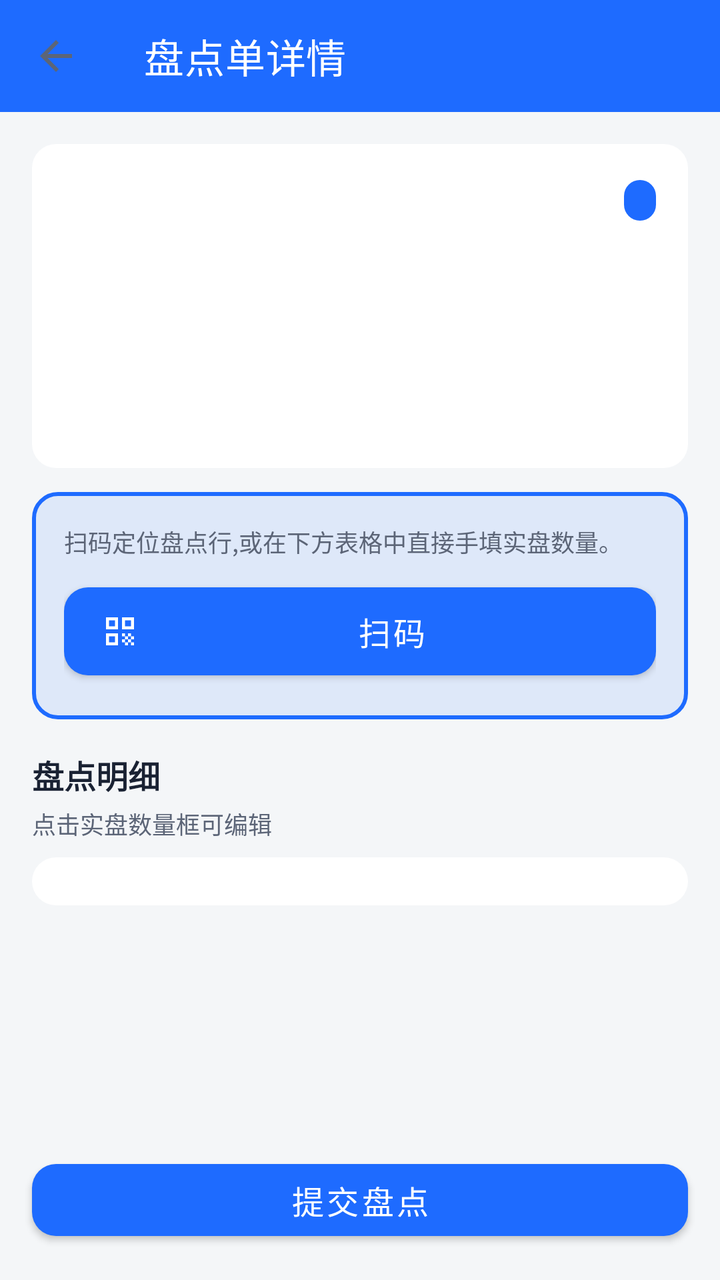
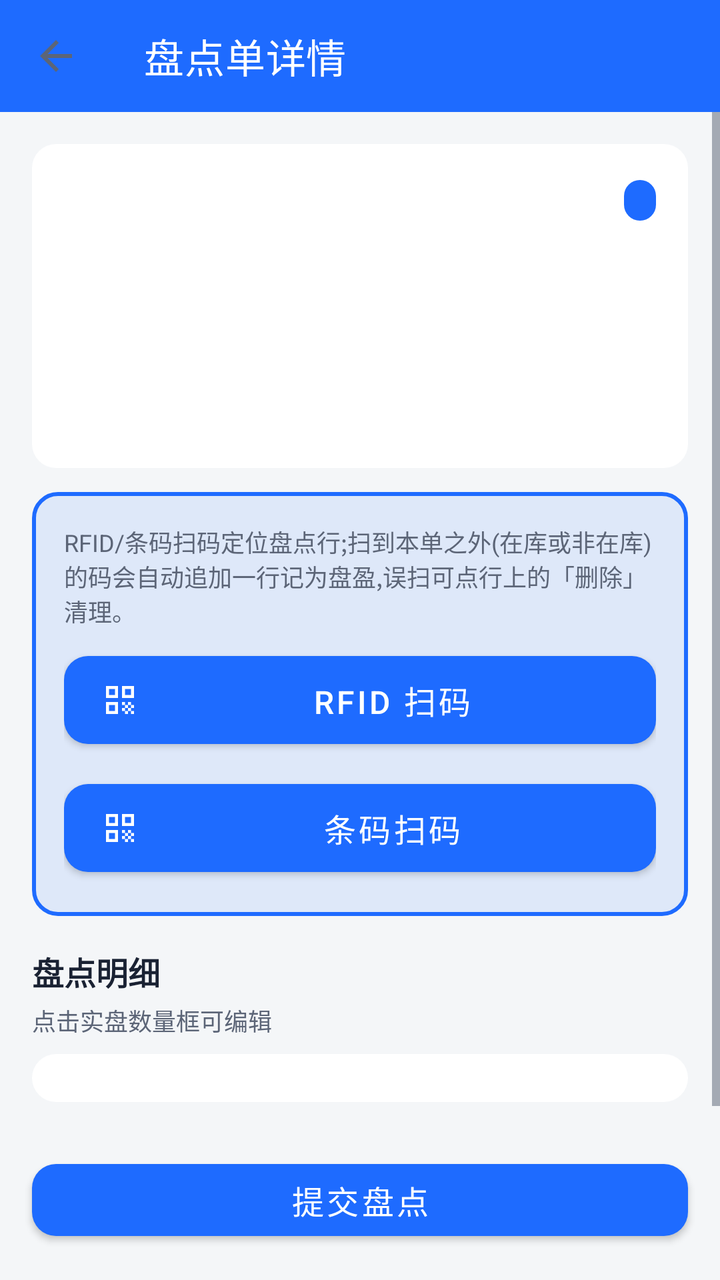

The first picture is an Android layout as it rendered before a commit; the second is the same layout after the commit. The layout source and the unified diff follow.
<!-- AndroidManifest.xml: application theme Theme.SimpleWmsPda -->
<!-- res/layout/activity_stocktake_detail.xml -->
<?xml version="1.0" encoding="utf-8"?>
<LinearLayout xmlns:android="http://schemas.android.com/apk/res/android"
    xmlns:app="http://schemas.android.com/apk/res-auto"
    android:layout_width="match_parent"
    android:layout_height="match_parent"
    android:orientation="vertical"
    android:background="@color/bg_page">

    <com.google.android.material.appbar.MaterialToolbar
        android:id="@+id/toolbar"
        android:layout_width="match_parent"
        android:layout_height="?attr/actionBarSize"
        android:background="@color/primary"
        app:title="@string/stocktake_detail_title"
        app:titleTextColor="@color/on_primary"
        app:navigationIcon="?attr/homeAsUpIndicator" />

    <ScrollView
        android:layout_width="match_parent"
        android:layout_height="0dp"
        android:layout_weight="1">

        <LinearLayout
            android:layout_width="match_parent"
            android:layout_height="wrap_content"
            android:orientation="vertical"
            android:padding="@dimen/space_lg">

            
            <LinearLayout
                style="@style/Card.SimpleWMS"
                android:layout_width="match_parent"
                android:layout_height="wrap_content"
                android:orientation="vertical">

                <LinearLayout
                    android:layout_width="match_parent"
                    android:layout_height="wrap_content"
                    android:orientation="horizontal"
                    android:gravity="center_vertical">

                    <TextView
                        android:id="@+id/tv_id"
                        android:layout_width="0dp"
                        android:layout_height="wrap_content"
                        android:layout_weight="1"
                        android:textColor="@color/text_primary"
                        android:textSize="@dimen/text_title"
                        android:textStyle="bold" />

                    <TextView
                        android:id="@+id/tv_status"
                        android:layout_width="wrap_content"
                        android:layout_height="wrap_content"
                        style="@style/Status.Pill" />
                </LinearLayout>

                <TextView
                    android:id="@+id/tv_warehouse"
                    android:layout_width="wrap_content"
                    android:layout_height="wrap_content"
                    android:layout_marginTop="@dimen/space_sm"
                    style="@style/Text.Body" />

                <TextView
                    android:id="@+id/tv_mode"
                    android:layout_width="wrap_content"
                    android:layout_height="wrap_content"
                    style="@style/Text.Body" />

                <TextView
                    android:id="@+id/tv_operator"
                    android:layout_width="wrap_content"
                    android:layout_height="wrap_content"
                    style="@style/Text.Body" />

                <TextView
                    android:id="@+id/tv_created"
                    android:layout_width="wrap_content"
                    android:layout_height="wrap_content"
                    style="@style/Text.Caption"
                    android:layout_marginTop="@dimen/space_xs" />

                <TextView
                    android:id="@+id/tv_progress"
                    android:layout_width="wrap_content"
                    android:layout_height="wrap_content"
                    style="@style/Text.Caption"
                    android:layout_marginTop="@dimen/space_xs"
                    android:textColor="@color/primary" />
            </LinearLayout>

            
            <LinearLayout
                android:layout_width="match_parent"
                android:layout_height="wrap_content"
                android:orientation="vertical"
                android:padding="@dimen/space_lg"
                android:layout_marginTop="@dimen/space_md"
                android:background="@drawable/bg_scan_frame">

                <TextView
                    android:layout_width="wrap_content"
                    android:layout_height="wrap_content"
                    android:text="@string/stocktake_scan_hint"
                    style="@style/Text.Caption" />

                <com.google.android.material.button.MaterialButton
                    android:id="@+id/btn_scan"
                    android:layout_width="match_parent"
                    android:layout_height="56dp"
                    android:layout_marginTop="@dimen/space_sm"
                    android:text="@string/action_scan"
                    app:icon="@drawable/ic_scan" />
            </LinearLayout>

            
            <TextView
                android:layout_width="wrap_content"
                android:layout_height="wrap_content"
                android:layout_marginTop="@dimen/space_lg"
                android:text="@string/section_lines_stocktake"
                style="@style/Text.Subtitle" />

            <TextView
                android:id="@+id/tv_lines_hint"
                android:layout_width="wrap_content"
                android:layout_height="wrap_content"
                android:layout_marginTop="@dimen/space_xs"
                android:text="@string/lines_summary_stocktake_fmt"
                style="@style/Text.Caption" />

            <LinearLayout
                android:id="@+id/ll_lines"
                android:layout_width="match_parent"
                android:layout_height="wrap_content"
                android:orientation="vertical"
                android:background="@drawable/bg_card"
                android:padding="@dimen/space_md"
                android:layout_marginTop="@dimen/space_sm" />
        </LinearLayout>
    </ScrollView>

    <com.google.android.material.button.MaterialButton
        android:id="@+id/btn_submit"
        android:layout_width="match_parent"
        android:layout_height="wrap_content"
        android:layout_margin="@dimen/space_lg"
        android:text="@string/btn_complete_stocktake" />
</LinearLayout>
<!-- resources referenced by this layout -->
<resources>
  <color name="bg_page">#F4F6F8</color>
  <color name="on_primary">#FFFFFF</color>
  <color name="primary">#1E6BFF</color>
  <color name="text_primary">#1A2233</color>
  <dimen name="space_lg">16dp</dimen>
  <dimen name="space_md">12dp</dimen>
  <dimen name="space_sm">8dp</dimen>
  <dimen name="space_xs">4dp</dimen>
  <dimen name="text_title">18sp</dimen>
  <!-- drawable bg_card (drawable) -->
  <?xml version="1.0" encoding="utf-8"?>
  <shape xmlns:android="http://schemas.android.com/apk/res/android" android:shape="rectangle">
      <solid android:color="@color/bg_card" />
      <corners android:radius="@dimen/card_corner" />
  </shape>
  <!-- drawable bg_scan_frame (drawable) -->
  <?xml version="1.0" encoding="utf-8"?>
  <shape xmlns:android="http://schemas.android.com/apk/res/android" android:shape="rectangle">
      <solid android:color="#1A1E6BFF" />
      <stroke android:width="2dp" android:color="@color/primary" />
      <corners android:radius="12dp" />
  </shape>
  <string name="action_scan">扫码</string>
  <string name="btn_complete_stocktake">提交盘点</string>
  <string name="lines_summary_stocktake_fmt">点击实盘数量框可编辑</string>
  <string name="section_lines_stocktake">盘点明细</string>
  <string name="stocktake_detail_title">盘点单详情</string>
  <string name="stocktake_scan_hint">扫码定位盘点行,或在下方表格中直接手填实盘数量。</string>
  <style name="Card.SimpleWMS">
          <item name="android:background">@drawable/bg_card</item>
          <item name="android:padding">@dimen/space_lg</item>
      </style>
  <style name="Status.Pill">
          <item name="android:textSize">@dimen/text_caption</item>
          <item name="android:textColor">@color/on_primary</item>
          <item name="android:background">@drawable/bg_pill</item>
          <item name="android:paddingStart">@dimen/space_sm</item>
          <item name="android:paddingEnd">@dimen/space_sm</item>
          <item name="android:paddingTop">2dp</item>
          <item name="android:paddingBottom">2dp</item>
      </style>
  <style name="Text.Body">
          <item name="android:textSize">@dimen/text_body</item>
          <item name="android:textColor">@color/text_primary</item>
      </style>
  <style name="Text.Caption">
          <item name="android:textSize">@dimen/text_caption</item>
          <item name="android:textColor">@color/text_secondary</item>
      </style>
  <style name="Text.Subtitle">
          <item name="android:textSize">@dimen/text_subtitle</item>
          <item name="android:textColor">@color/text_primary</item>
          <item name="android:textStyle">bold</item>
      </style>
  <style name="Theme.SimpleWmsPda" parent="Theme.SimpleWMS" />
  <color name="bg_card">#FFFFFF</color>
  <dimen name="card_corner">12dp</dimen>
  <dimen name="text_caption">12sp</dimen>
  <!-- drawable bg_pill (drawable) -->
  <?xml version="1.0" encoding="utf-8"?>
  <shape xmlns:android="http://schemas.android.com/apk/res/android" android:shape="rectangle">
      <solid android:color="@color/primary" />
      <corners android:radius="100dp" />
  </shape>
  <dimen name="text_body">14sp</dimen>
  <color name="text_secondary">#5C6577</color>
  <dimen name="text_subtitle">16sp</dimen>
  <color name="primary_dark">#0E4CCB</color>
  <color name="accent">#00B894</color>
  <style name="Widget.SimpleWMS.Button" parent="Widget.MaterialComponents.Button">
          <item name="cornerRadius">@dimen/card_corner</item>
          <item name="android:minHeight">@dimen/touch_min</item>
          <item name="android:textSize">@dimen/text_subtitle</item>
      </style>
  <dimen name="touch_min">48dp</dimen>
  <!-- unchanged entries left out for length: 2 -->
</resources>

<!-- the commit's change to res/layout/activity_stocktake_detail.xml (unified diff, before → after) -->
@@ -105,13 +105,57 @@
                     android:text="@string/stocktake_scan_hint"
                     style="@style/Text.Caption" />
 
-                <com.google.android.material.button.MaterialButton
-                    android:id="@+id/btn_scan"
+                
+                <LinearLayout
                     android:layout_width="match_parent"
-                    android:layout_height="56dp"
-                    android:layout_marginTop="@dimen/space_sm"
-                    android:text="@string/action_scan"
-                    app:icon="@drawable/ic_scan" />
+                    android:layout_height="wrap_content"
+                    android:orientation="horizontal"
+                    android:layout_marginTop="@dimen/space_sm">
+
+                    <com.google.android.material.button.MaterialButton
+                        android:id="@+id/btn_rfid_scan"
+                        android:layout_width="0dp"
+                        android:layout_height="56dp"
+                        android:layout_weight="1"
+                        android:text="@string/stocktake_scan_rfid"
+                        app:icon="@drawable/ic_scan" />
+
+                    <com.google.android.material.button.MaterialButton
+                        android:id="@+id/btn_rfid_stop"
+                        android:layout_width="0dp"
+                        android:layout_height="56dp"
+                        android:layout_weight="1"
+                        android:text="@string/action_stop"
+                        android:textColor="@color/on_primary"
+                        android:visibility="gone"
+                        app:backgroundTint="@color/primary" />
+                </LinearLayout>
+
+                
+                <LinearLayout
+                    android:layout_width="match_parent"
+                    android:layout_height="wrap_content"
+                    android:orientation="horizontal"
+                    android:layout_marginTop="@dimen/space_sm">
+
+                    <com.google.android.material.button.MaterialButton
+                        android:id="@+id/btn_barcode_scan"
+                        android:layout_width="0dp"
+                        android:layout_height="56dp"
+                        android:layout_weight="1"
+                        android:text="@string/stocktake_scan_barcode"
+                        app:icon="@drawable/ic_scan" />
+
+                    <com.google.android.material.button.MaterialButton
+                        android:id="@+id/btn_barcode_stop"
+                        android:layout_width="0dp"
+                        android:layout_height="56dp"
+                        android:layout_weight="1"
+                        android:text="@string/action_stop"
+                        android:textColor="@color/on_primary"
+                        android:visibility="gone"
+                        app:backgroundTint="@color/primary" />
+                </LinearLayout>
             </LinearLayout>
 
             
<!-- resource entries referenced after the edit -->
@@ -22,12 +22,14 @@
       <stroke android:width="2dp" android:color="@color/primary" />
       <corners android:radius="12dp" />
   </shape>
-  <string name="action_scan">扫码</string>
+  <string name="action_stop">停止</string>
   <string name="btn_complete_stocktake">提交盘点</string>
   <string name="lines_summary_stocktake_fmt">点击实盘数量框可编辑</string>
   <string name="section_lines_stocktake">盘点明细</string>
   <string name="stocktake_detail_title">盘点单详情</string>
-  <string name="stocktake_scan_hint">扫码定位盘点行,或在下方表格中直接手填实盘数量。</string>
+  <string name="stocktake_scan_barcode">条码扫码</string>
+  <string name="stocktake_scan_hint">RFID/条码扫码定位盘点行;扫到本单之外(在库或非在库)的码会自动追加一行记为盘盈,误扫可点行上的「删除」清理。</string>
+  <string name="stocktake_scan_rfid">RFID 扫码</string>
   <style name="Card.SimpleWMS">
           <item name="android:background">@drawable/bg_card</item>
           <item name="android:padding">@dimen/space_lg</item>
